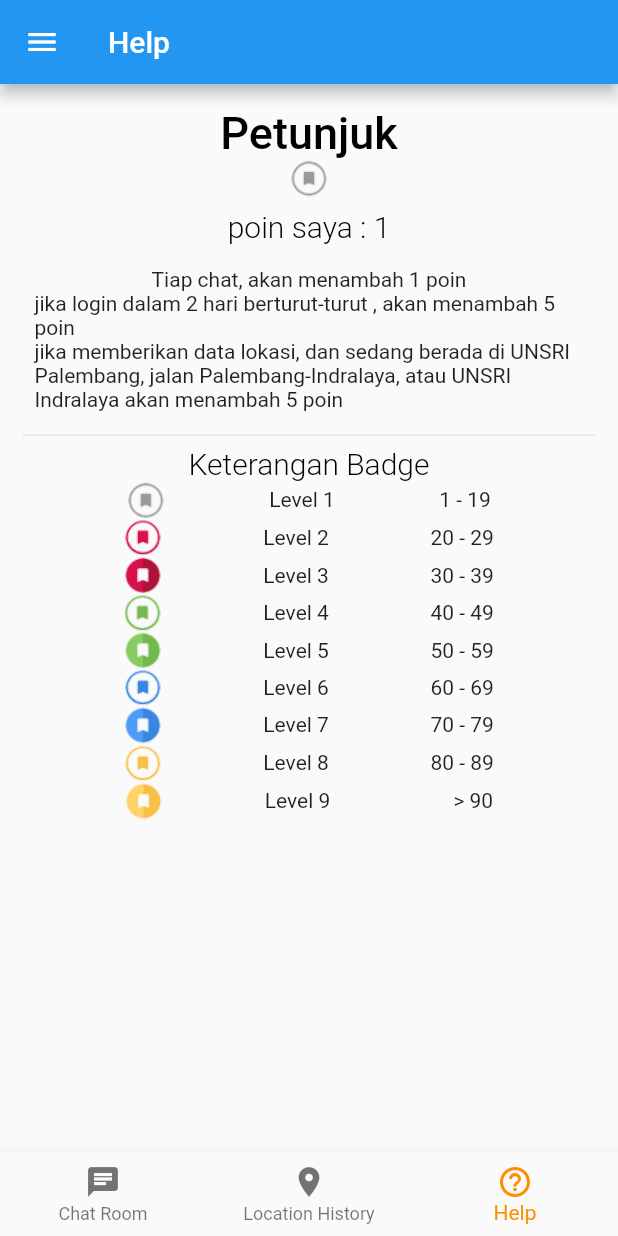
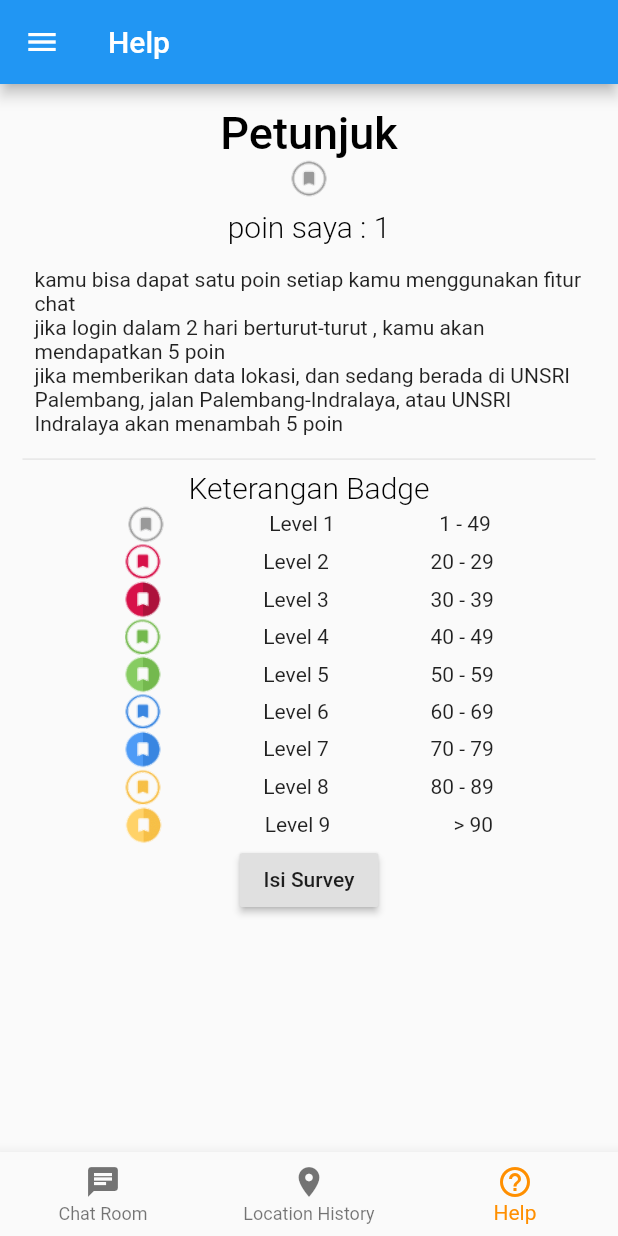
Before and after one commit to suwardhana/unsrichat, a Flutter app: the screen it shows after launch, item 3 of the bottom bar chosen, on a phone screen of 412 x 824 dp. Run offline on Flutter 3.47's test engine with Material 2 defaults, Android fonts, the phone set to English and light mode, and no system bars; our stand-ins replace firebase_auth, firebase_database, geolocator, google_sign_in, shared_preferences; accounts and stored records are empty; network calls fail.

Commit message:
url launcher

```diff
--- a/lib/mypoint.dart
+++ b/lib/mypoint.dart
@@ -1,5 +1,6 @@
 import 'package:flutter/material.dart';
 import 'package:shared_preferences/shared_preferences.dart';
+import 'package:url_launcher/url_launcher.dart';
 
 String myPoint = "0";
 
@@ -51,9 +52,10 @@ class _MyPoinState extends State<MyPoin> {
           padding: const EdgeInsets.all(8.0),
           child: Column(
             children: <Widget>[
-              Text("Tiap chat, akan menambah 1 poin"),
               Text(
-                  "jika login dalam 2 hari berturut-turut , akan menambah 5 poin"),
+                  "kamu bisa dapat satu poin setiap kamu menggunakan fitur chat"),
+              Text(
+                  "jika login dalam 2 hari berturut-turut , kamu akan mendapatkan 5 poin"),
               Text(
                   "jika memberikan data lokasi, dan sedang berada di UNSRI Palembang, jalan Palembang-Indralaya, atau UNSRI Indralaya akan menambah 5 poin"),
             ],
@@ -77,8 +79,12 @@ class _MyPoinState extends State<MyPoin> {
             _badgeImage2(7),
             _badgeImage2(8),
             _badgeImage2(9),
+            RaisedButton(
+              onPressed: () => launch('https://forms.gle/5KDVkkgBLcDGx8Ju5'),
+              child: const Text('Isi Survey'),
+            ),
           ],
-        )
+        ),
       ],
     ));
   }
@@ -126,7 +132,7 @@ Widget _badgeImage2(int level) {
   var v2 = v + 9;
   String v3 = v.toString() + " - " + v2.toString();
   if (level < 2) {
-    v3 = "1 - 19";
+    v3 = "1 - 49";
   }
   if (level > 8) {
     v3 = "    > 90";
```
